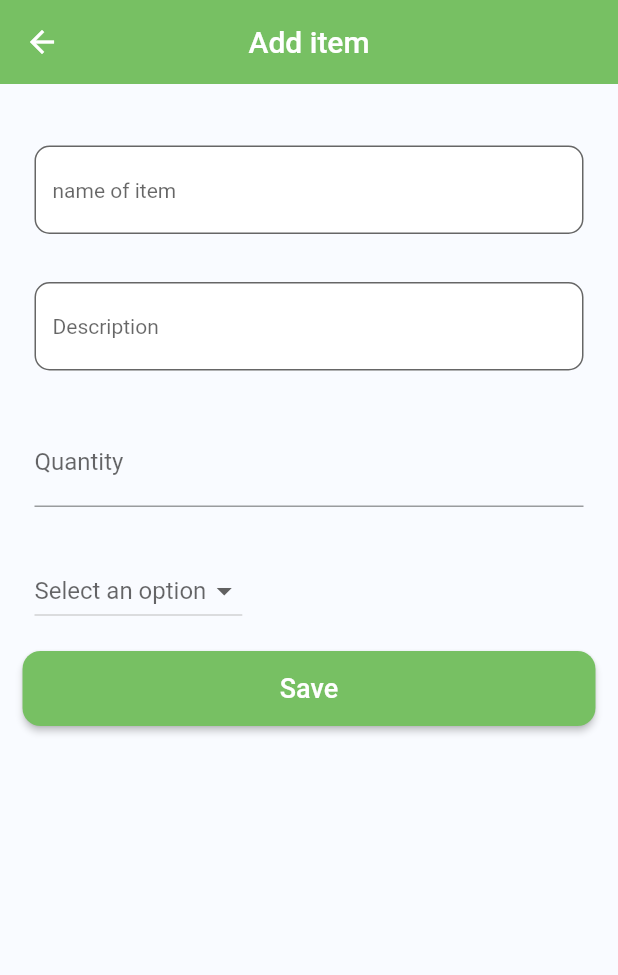
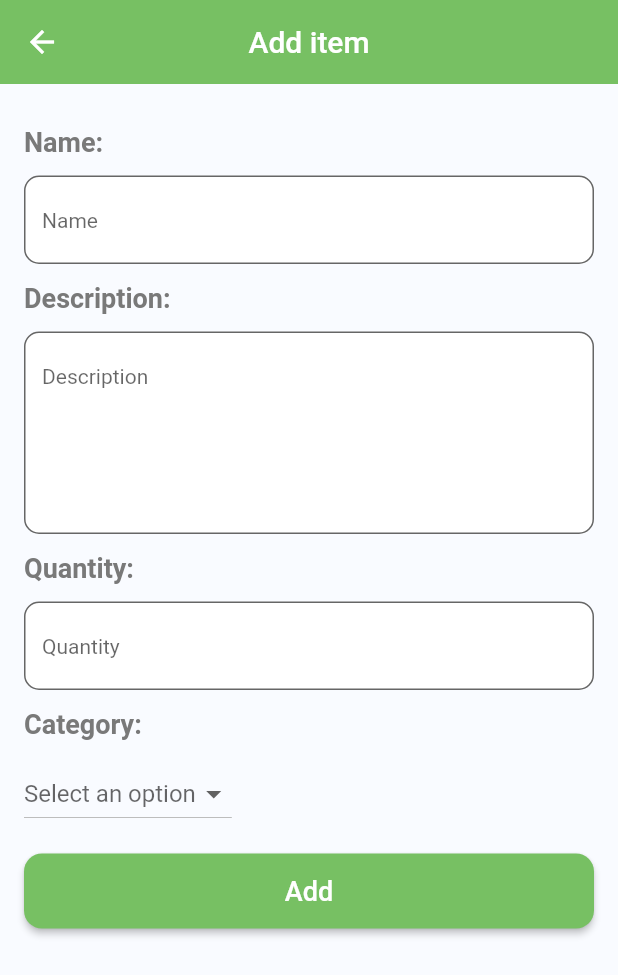
Before and after one commit to Hacktivists-AUB/Need2Give-frontend, a Flutter app: the AddItem screen opened directly, on a phone screen of 412 x 824 dp. Shown: the top 975 px of the screen. Run offline on Flutter 3.47's test engine with Material 2 defaults, Android fonts, the phone set to English and light mode, and no system bars; our stand-ins replace carousel_slider, flutter_dotenv, flutter_map, flutter_signin_button, font_awesome_flutter, geolocator and 5 more; accounts and stored records are empty.

Commit message:
Handle adding items

```diff
--- a/need2give/lib/router.dart
+++ b/need2give/lib/router.dart
@@ -3,6 +3,7 @@ import 'package:need2give/models/item.dart';
 import 'package:need2give/screens/auth/login.dart';
 import 'package:need2give/screens/auth/signup.dart';
 import 'package:need2give/screens/auth/welcome.dart';
+import 'package:need2give/screens/donation_center/add_item.dart';
 import 'package:need2give/screens/donation_center/dashboard.dart';
 import 'package:need2give/screens/donation_center/update_item.dart';
 import 'package:need2give/screens/donation_center/view_items.dart';
@@ -78,6 +79,11 @@ Route<dynamic> generateRoute(RouteSettings settings) {
         settings: settings,
         builder: (_) => const Dashboard(),
       );
+    case AddItem.routeName:
+      return MaterialPageRoute(
+        settings: settings,
+        builder: (_) => const AddItem(),
+      );
     default:
       return MaterialPageRoute(
         settings: settings,
--- a/need2give/lib/screens/donation_center/add_item.dart
+++ b/need2give/lib/screens/donation_center/add_item.dart
@@ -1,92 +1,108 @@
 import 'package:flutter/material.dart';
 import 'package:need2give/constants/global.dart';
+import 'package:need2give/models/item.dart';
+import 'package:need2give/provider/auth_provider.dart';
+import 'package:need2give/screens/main_pages_navbar/button_navbar.dart';
+import 'package:need2give/services/item_service.dart';
 import 'package:need2give/widgets/button.dart';
 import 'package:need2give/widgets/textfield.dart';
+import 'package:provider/provider.dart';
 
 class AddItem extends StatefulWidget {
+  static const String routeName = "/addItem";
   const AddItem({Key? key}) : super(key: key);
 
   @override
-  // ignore: library_private_types_in_public_api
-  _AddItemState createState() => _AddItemState();
+  State<AddItem> createState() => _AddItemState();
 }
 
 class _AddItemState extends State<AddItem> {
+  final ItemService _itemService = ItemService();
+  final GlobalKey<FormState> _formKey = GlobalKey<FormState>();
+
   final TextEditingController _itemNameController = TextEditingController();
-
   final TextEditingController _itemDesriptionController =
       TextEditingController();
+  final TextEditingController _quantityController = TextEditingController();
 
-  final GlobalKey<FormState> _formKey = GlobalKey<FormState>();
+  final List<String> _options = ["food", "medication", "clothes", "other"];
+  String? _selectedOption;
 
-  String? selectedOption;
-  List<String> options = ['Option 1', 'Option 2', 'Option 3'];
+  void add(BuildContext ctx) {
+    _itemService.add(
+      ctx,
+      ItemDTO(
+        name: _itemNameController.text,
+        description: _itemDesriptionController.text,
+        category: _selectedOption ?? "other",
+        quantity: int.parse(_quantityController.text),
+        donationCenterID:
+            Provider.of<AuthProvider>(context, listen: false).profile.id,
+      ),
+    );
+    setState(() {});
+  }
 
   @override
   Widget build(BuildContext context) {
-    return SafeArea(
-      child: Scaffold(
+    return Scaffold(
       backgroundColor: Global.backgroundColor,
-        resizeToAvoidBottomInset: false,
       appBar: AppBar(
         leading: const BackButton(),
         title: const Text("Add item"),
         centerTitle: true,
       ),
-        body: Form(
+      body: SingleChildScrollView(
+        child: Container(
+          padding: const EdgeInsets.all(16),
+          child: Form(
             key: _formKey,
-          child: Container(
-            width: double.maxFinite,
-            padding: const EdgeInsets.symmetric(vertical: 25, horizontal: 15),
             child: Column(
               crossAxisAlignment: CrossAxisAlignment.start,
               mainAxisAlignment: MainAxisAlignment.start,
               children: [
-                Padding(
-                  padding:
-                      const EdgeInsets.symmetric(horizontal: 8, vertical: 16),
-                  child: Input(
+                const Label(text: "Name: "),
+                Input(
                   controller: _itemNameController,
-                    hintText: "name of item",
+                  hintText: "Name",
                 ),
-                ),
-                Padding(
-                  padding:
-                      const EdgeInsets.symmetric(horizontal: 8, vertical: 16),
-                  child: Input(
+                const Label(text: "Description: "),
+                Input(
                   controller: _itemDesriptionController,
                   hintText: "Description",
+                  numberOfLines: 5,
                 ),
+                const Label(text: "Quantity: "),
+                Input(
+                  controller: _quantityController,
+                  hintText: "Quantity",
+                  keyboardType: TextInputType.number,
                 ),
-                const Padding(
-                    padding: EdgeInsets.symmetric(horizontal: 8, vertical: 16),
-                    child: NumberInput(
-                      text: "Quantity",
-                    )),
-                Padding(
-                    padding:
-                        const EdgeInsets.symmetric(horizontal: 8, vertical: 16),
-                    child: DropdownButton<String>(
-                      value:
-                          selectedOption,
+                const Label(text: "Category: "),
+                DropdownButton<String>(
+                  value: _selectedOption,
                   onChanged: (String? newValue) {
                     setState(() {
-                          selectedOption = newValue;
+                      _selectedOption = newValue;
                     });
                   },
-                      items:
-                          options.map<DropdownMenuItem<String>>((String value) {
+                  items: _options.map<DropdownMenuItem<String>>(
+                    (String value) {
                       return DropdownMenuItem<String>(
                         value: value,
                         child: Text(value),
                       );
-                      }).toList(),
-                      hint: const Text(
-                          'Select an option'),
-                    )),
+                    },
+                  ).toList(),
+                  hint: const Text("Select an option"),
+                ),
+                const SizedBox(height: 16),
                 Button(
-                  text: 'Save',
-                  onPressed: () {},
+                  text: "Add",
+                  onPressed: () {
+                    add(context);
+                    Navigator.pushNamed(context, ButtonNavbar.routeName);
+                  },
                 )
               ],
             ),
@@ -95,8 +111,4 @@ class _AddItemState extends State<AddItem> {
       ),
     );
   }
-
-  onTapArrowleft3(BuildContext context) {
-    Navigator.pop(context);
 }
-}
--- a/need2give/lib/screens/donation_center/dashboard.dart
+++ b/need2give/lib/screens/donation_center/dashboard.dart
@@ -169,12 +169,7 @@ class _Dashboard extends State<Dashboard> {
                   ),
                   TextButton(
                     onPressed: () {
-                      Navigator.push(
-                        context,
-                        MaterialPageRoute(
-                          builder: (context) => const AddItem(),
-                        ),
-                      );
+                      Navigator.pushNamed(context, AddItem.routeName);
                     },
                     child: const Text(
                       "Add item",
```
Lines whose indentation alone changed are shown as unchanged.
